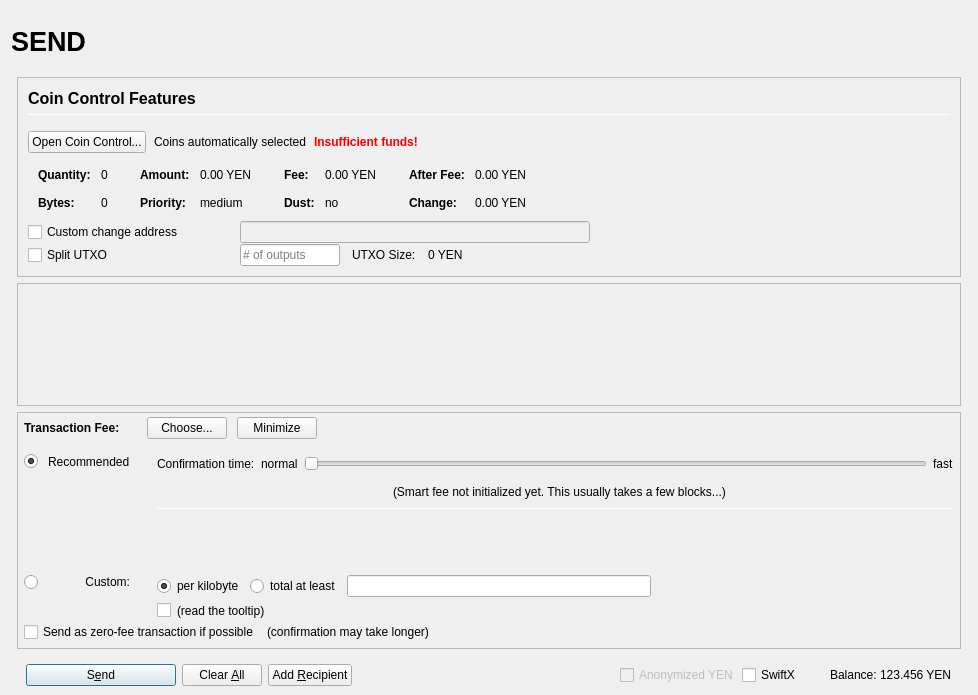
Above: src/qt/forms/sendcoinsdialog.ui from smartinsider/cryptoyen-classic before the change. Below: the same form after it.
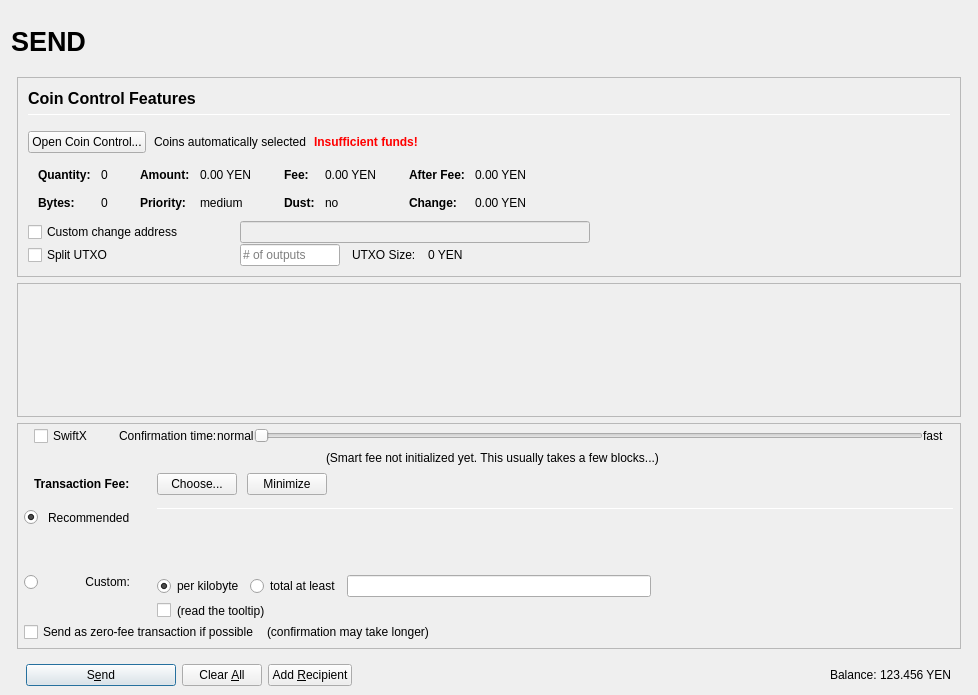
That is the form after the change. Icons and pictures are not drawn. Custom widgets are drawn as their Qt base class.

Patch:
```diff
--- a/src/qt/forms/sendcoinsdialog.ui
+++ b/src/qt/forms/sendcoinsdialog.ui
@@ -898,7 +898,7 @@
              <x>0</x>
              <y>0</y>
              <width>944</width>
-             <height>68</height>
+             <height>69</height>
             </rect>
            </property>
            <layout class="QVBoxLayout" name="verticalLayout_2" stretch="0,1">
@@ -975,7 +975,7 @@
             <number>0</number>
            </property>
            <item>
-            <layout class="QVBoxLayout" name="verticalLayoutFee2" stretch="0,0,0">
+            <layout class="QVBoxLayout" name="verticalLayoutFee2" stretch="0,0,0,0">
              <property name="spacing">
               <number>0</number>
              </property>
@@ -988,8 +988,179 @@
              <property name="rightMargin">
               <number>6</number>
              </property>
+             <item>
+              <layout class="QVBoxLayout" name="verticalLayout_feeConf">
+               <property name="spacing">
+                <number>0</number>
+               </property>
+               <property name="leftMargin">
+                <number>10</number>
+               </property>
+               <property name="rightMargin">
+                <number>10</number>
+               </property>
+               <property name="bottomMargin">
+                <number>5</number>
+               </property>
+               <item>
+                <layout class="QHBoxLayout" name="horizontalLayoutFee9">
+                 <item>
+                  <widget class="QCheckBox" name="checkSwiftTX">
+                   <property name="enabled">
+                    <bool>true</bool>
+                   </property>
+                   <property name="minimumSize">
+                    <size>
+                     <width>85</width>
+                     <height>0</height>
+                    </size>
+                   </property>
+                   <property name="toolTip">
+                    <string>SwiftX technology allows for near instant transactions - A flat fee of 0.01 YEN applies</string>
+                   </property>
+                   <property name="text">
+                    <string>SwiftX</string>
+                   </property>
+                  </widget>
+                 </item>
+                 <item>
+                  <widget class="QLabel" name="labelSmartFee3">
+                   <property name="text">
+                    <string>Confirmation time:</string>
+                   </property>
+                   <property name="margin">
+                    <number>2</number>
+                   </property>
+                  </widget>
+                 </item>
+                 <item>
+                  <widget class="QLabel" name="labelSmartFeeNormal">
+                   <property name="text">
+                    <string>normal</string>
+                   </property>
+                   <property name="margin">
+                    <number>8</number>
+                   </property>
+                  </widget>
+                 </item>
+                 <item>
+                  <widget class="QSlider" name="sliderSmartFee">
+                   <property name="minimumSize">
+                    <size>
+                     <width>0</width>
+                     <height>24</height>
+                    </size>
+                   </property>
+                   <property name="minimum">
+                    <number>0</number>
+                   </property>
+                   <property name="maximum">
+                    <number>24</number>
+                   </property>
+                   <property name="pageStep">
+                    <number>1</number>
+                   </property>
+                   <property name="value">
+                    <number>0</number>
+                   </property>
+                   <property name="orientation">
+                    <enum>Qt::Horizontal</enum>
+                   </property>
+                   <property name="invertedAppearance">
+                    <bool>false</bool>
+                   </property>
+                   <property name="invertedControls">
+                    <bool>false</bool>
+                   </property>
+                   <property name="tickPosition">
+                    <enum>QSlider::NoTicks</enum>
+                   </property>
+                  </widget>
+                 </item>
+                 <item>
+                  <widget class="QLabel" name="labelSmartFeeFast">
+                   <property name="text">
+                    <string>fast</string>
+                   </property>
+                   <property name="margin">
+                    <number>8</number>
+                   </property>
+                  </widget>
+                 </item>
+                </layout>
+               </item>
+               <item>
+                <layout class="QHBoxLayout" name="horizontalLayout_recommended_texts">
+                 <property name="spacing">
+                  <number>0</number>
+                 </property>
+                 <item>
+                  <spacer name="horizontalSpacer_8">
+                   <property name="orientation">
+                    <enum>Qt::Horizontal</enum>
+                   </property>
+                   <property name="sizeHint" stdset="0">
+                    <size>
+                     <width>40</width>
+                     <height>20</height>
+                    </size>
+                   </property>
+                  </spacer>
+                 </item>
+                 <item>
+                  <widget class="QLabel" name="labelFeeEstimation">
+                   <property name="text">
+                    <string/>
+                   </property>
+                   <property name="margin">
+                    <number>2</number>
+                   </property>
+                  </widget>
+                 </item>
+                 <item>
+                  <widget class="QLabel" name="labelSmartFee2">
+                   <property name="text">
+                    <string>(Smart fee not initialized yet. This usually takes a few blocks...)</string>
+                   </property>
+                   <property name="alignment">
+                    <set>Qt::AlignLeading|Qt::AlignLeft|Qt::AlignVCenter</set>
+                   </property>
+                   <property name="wordWrap">
+                    <bool>false</bool>
+                   </property>
+                   <property name="margin">
+                    <number>2</number>
+                   </property>
+                   <property name="indent">
+                    <number>-1</number>
+                   </property>
+                  </widget>
+                 </item>
+                 <item>
+                  <spacer name="horizontalSpacer_3">
+                   <property name="orientation">
+                    <enum>Qt::Horizontal</enum>
+                   </property>
+                   <property name="sizeHint" stdset="0">
+                    <size>
+                     <width>40</width>
+                     <height>20</height>
+                    </size>
+                   </property>
+                  </spacer>
+                 </item>
+                </layout>
+               </item>
+              </layout>
+             </item>
              <item>
               <layout class="QHBoxLayout" name="horizontalLayoutFee1">
+               <property name="leftMargin">
+                <number>10</number>
+               </property>
+               <property name="rightMargin">
+                <number>10</number>
+               </property>
                <property name="bottomMargin">
                 <number>0</number>
                </property>
@@ -998,22 +1169,6 @@
                  <property name="spacing">
                   <number>0</number>
                  </property>
-                 <item>
-                  <spacer name="verticalSpacerSmartFee">
-                   <property name="orientation">
-                    <enum>Qt::Vertical</enum>
-                   </property>
-                   <property name="sizeType">
-                    <enum>QSizePolicy::Fixed</enum>
-                   </property>
-                   <property name="sizeHint" stdset="0">
-                    <size>
-                     <width>1</width>
-                     <height>4</height>
-                    </size>
-                   </property>
-                  </spacer>
-                 </item>
                  <item>
                   <layout class="QHBoxLayout" name="horizontalLayoutSmartFee">
                    <property name="spacing">
@@ -1290,7 +1445,7 @@
                    </widget>
                   </item>
                   <item row="0" column="4" rowspan="3">
-                   <layout class="QVBoxLayout" name="verticalLayoutFee3" stretch="0,0,0,0,1,0">
+                   <layout class="QVBoxLayout" name="verticalLayoutFee3" stretch="0,0,0,0">
                     <property name="spacing">
                      <number>6</number>
                     </property>
@@ -1300,133 +1455,6 @@
                     <property name="bottomMargin">
                      <number>20</number>
                     </property>
-                    <item>
-                     <layout class="QHBoxLayout" name="horizontalLayoutFee9">
-                      <item>
-                       <widget class="QLabel" name="labelSmartFee3">
-                        <property name="text">
-                         <string>Confirmation time:</string>
-                        </property>
-                        <property name="margin">
-                         <number>2</number>
-                        </property>
-                       </widget>
-                      </item>
-                      <item>
-                       <widget class="QLabel" name="labelSmartFeeNormal">
-                        <property name="text">
-                         <string>normal</string>
-                        </property>
-                        <property name="margin">
-                         <number>2</number>
-                        </property>
-                       </widget>
-                      </item>
-                      <item>
-                       <widget class="QSlider" name="sliderSmartFee">
-                        <property name="minimumSize">
-                         <size>
-                          <width>0</width>
-                          <height>24</height>
-                         </size>
-                        </property>
-                        <property name="minimum">
-                         <number>0</number>
-                        </property>
-                        <property name="maximum">
-                         <number>24</number>
-                        </property>
-                        <property name="pageStep">
-                         <number>1</number>
-                        </property>
-                        <property name="value">
-                         <number>0</number>
-                        </property>
-                        <property name="orientation">
-                         <enum>Qt::Horizontal</enum>
-                        </property>
-                        <property name="invertedAppearance">
-                         <bool>false</bool>
-                        </property>
-                        <property name="invertedControls">
-                         <bool>false</bool>
-                        </property>
-                        <property name="tickPosition">
-                         <enum>QSlider::NoTicks</enum>
-                        </property>
-                       </widget>
-                      </item>
-                      <item>
-                       <widget class="QLabel" name="labelSmartFeeFast">
-                        <property name="text">
-                         <string>fast</string>
-                        </property>
-                       </widget>
-                      </item>
-                     </layout>
-                    </item>
-                    <item>
-                     <layout class="QHBoxLayout" name="horizontalLayout_recommended_texts">
-                      <property name="spacing">
-                       <number>0</number>
-                      </property>
-                      <item>
-                       <spacer name="horizontalSpacer_8">
-                        <property name="orientation">
-                         <enum>Qt::Horizontal</enum>
-                        </property>
-                        <property name="sizeHint" stdset="0">
-                         <size>
-                          <width>40</width>
-                          <height>20</height>
-                         </size>
-                        </property>
-                       </spacer>
-                      </item>
-                      <item>
-                       <widget class="QLabel" name="labelFeeEstimation">
-                        <property name="text">
-                         <string/>
-                        </property>
-                        <property name="margin">
-                         <number>2</number>
-                        </property>
-                       </widget>
-                      </item>
-                      <item>
-                       <widget class="QLabel" name="labelSmartFee2">
-                        <property name="text">
-                         <string>(Smart fee not initialized yet. This usually takes a few blocks...)</string>
-                        </property>
-                        <property name="alignment">
-                         <set>Qt::AlignLeading|Qt::AlignLeft|Qt::AlignVCenter</set>
-                        </property>
-                        <property name="wordWrap">
-                         <bool>false</bool>
-                        </property>
-                        <property name="margin">
-                         <number>2</number>
-                        </property>
-                        <property name="indent">
-                         <number>-1</number>
-                        </property>
-                       </widget>
-                      </item>
-                      <item>
-                       <spacer name="horizontalSpacer_3">
-                        <property name="orientation">
-                         <enum>Qt::Horizontal</enum>
-                        </property>
-                        <property name="sizeHint" stdset="0">
-                         <size>
-                          <width>40</width>
-                          <height>20</height>
-                         </size>
-                        </property>
-                       </spacer>
-                      </item>
-                     </layout>
-                    </item>
                     <item>
                      <widget class="Line" name="line_2">
                       <property name="minimumSize">
@@ -1680,32 +1708,6 @@
              <property name="spacing">
               <number>3</number>
              </property>
-             <item>
-              <widget class="QCheckBox" name="checkzYEN">
-               <property name="enabled">
-                <bool>false</bool>
-               </property>
-               <property name="text">
-                <string>Anonymized YEN</string>
-               </property>
-              </widget>
-             </item>
-             <item>
-              <widget class="QCheckBox" name="checkSwiftTX">
-               <property name="enabled">
-                <bool>true</bool>
-               </property>
-               <property name="minimumSize">
-                <size>
-                 <width>85</width>
-                 <height>0</height>
-                </size>
-               </property>
-               <property name="text">
-                <string>SwiftX</string>
-               </property>
-              </widget>
-             </item>
              <item>
               <widget class="QLabel" name="label">
                <property name="text">
```
Left out of the diff: 54 changed lines with no effect on the pictures.
